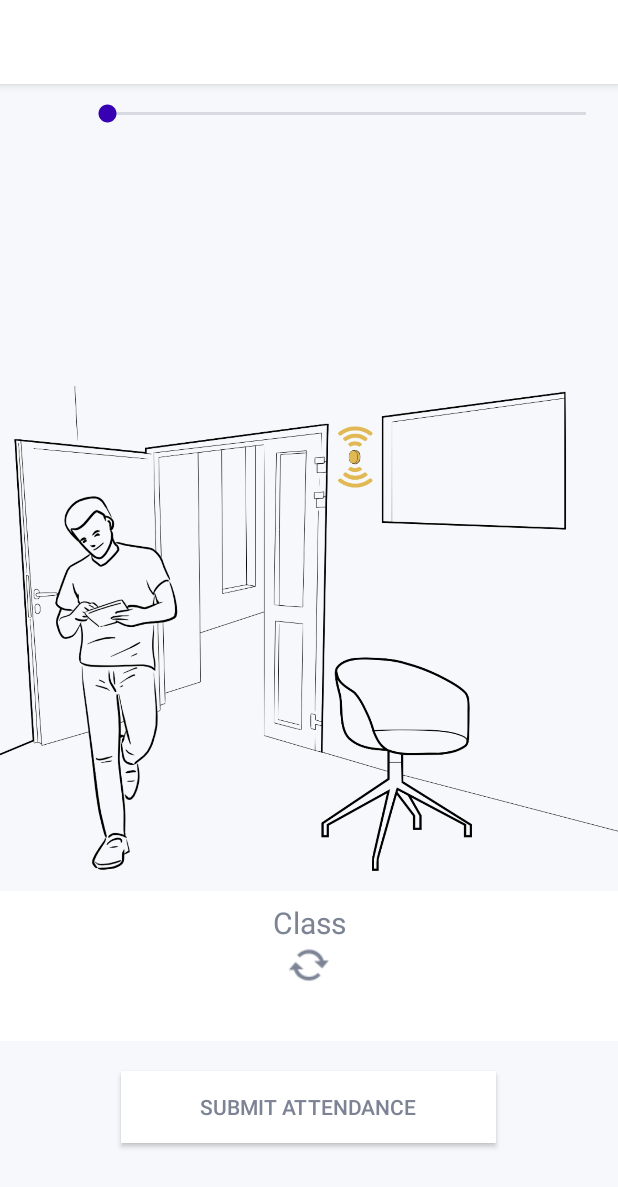
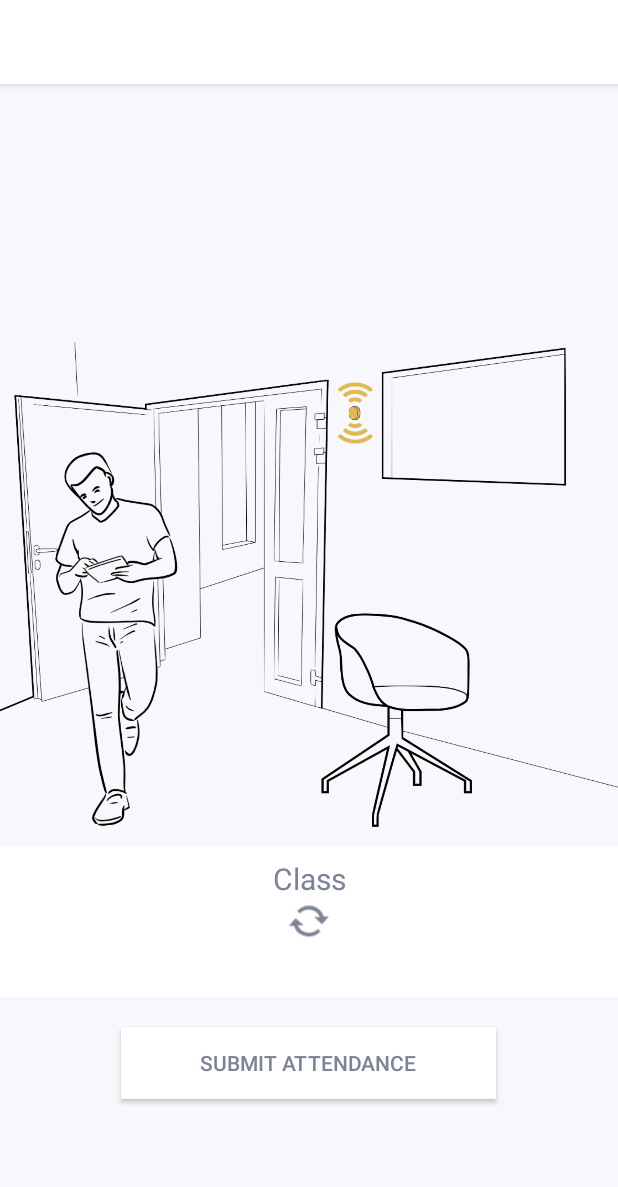
Before and after one commit to ManalNawar/AverosAndroidAttendance, an Android app: the layout activity_main.xml on its own in the app's theme, with its tools: preview values and no code run, on a phone screen of 412 x 824 dp. Shown: the top 1187 px of the screen. Run offline under Robolectric (Android 15) with nearby library versions, the phone set to English and light mode, and no system bars.

Commit message:
update
update

```diff
--- a/app/src/main/AndroidManifest.xml
+++ b/app/src/main/AndroidManifest.xml
@@ -4,13 +4,13 @@
     <uses-permission android:name="android.permission.INTERNET"/>
     <uses-permission android:name="android.permission.ACCESS_NETWORK_STATE" />
 
-    <uses-permission android:name="android.permission.ACCESS_COARSE_LOCATION" />
-    <uses-permission android:name="android.permission.ACCESS_FINE_LOCATION" />
+<!--    <uses-permission android:name="android.permission.ACCESS_COARSE_LOCATION" />-->
+<!--    <uses-permission android:name="android.permission.ACCESS_FINE_LOCATION" />-->
 
     <application
         android:allowBackup="true"
         android:icon="@mipmap/ic_launcher"
-        android:label="@string/app_name"
+        android:label="Students Attendance"
         android:roundIcon="@mipmap/ic_launcher_round"
         android:supportsRtl="true"
         android:theme="@style/AppTheme.NoActionBar">
--- a/app/src/main/res/layout/activity_main.xml
+++ b/app/src/main/res/layout/activity_main.xml
@@ -45,36 +45,36 @@
 <!--&lt;!&ndash;            android:entries="@array/scan_array" />&ndash;&gt;-->
 <!--    </RelativeLayout>-->
 
-    <LinearLayout
-        android:layout_width="match_parent"
-        android:layout_height="wrap_content"
-        android:gravity="center"
-        android:id="@+id/RSSILayout"
-        android:layout_marginTop="10dp"
-        android:orientation="horizontal" >
+<!--    <LinearLayout-->
+<!--        android:layout_width="match_parent"-->
+<!--        android:layout_height="wrap_content"-->
+<!--        android:gravity="center"-->
+<!--        android:id="@+id/RSSILayout"-->
+<!--        android:layout_marginTop="10dp"-->
+<!--        android:orientation="horizontal" >-->
 
-        <TextView
-            android:layout_width="wrap_content"
-            android:layout_height="wrap_content"
-            android:visibility="invisible"
-            android:text="Min RSSI"/>
+<!--        <TextView-->
+<!--            android:layout_width="wrap_content"-->
+<!--            android:layout_height="wrap_content"-->
+<!--            android:visibility="invisible"-->
+<!--            android:text="Min RSSI"/>-->
 
-        <SeekBar
-            android:id="@+id/seekBarrssi"
-            android:layout_width="0dp"
-            android:layout_height="wrap_content"
-            android:layout_weight="1"
-            android:progressBackgroundTint="@color/text_color"
-            android:progressTint="@color/colorPrimary"
-            android:thumbTint="@color/colorPrimaryDark"
-            android:visibility="visible" />
+<!--        <SeekBar-->
+<!--            android:id="@+id/seekBarrssi"-->
+<!--            android:layout_width="0dp"-->
+<!--            android:layout_height="wrap_content"-->
+<!--            android:layout_weight="1"-->
+<!--            android:progressBackgroundTint="@color/text_color"-->
+<!--            android:progressTint="@color/colorPrimary"-->
+<!--            android:thumbTint="@color/colorPrimaryDark"-->
+<!--            android:visibility="visible" />-->
 
-        <TextView
-            android:id="@+id/seekbar_rssivalue"
-            android:layout_width="wrap_content"
-            android:layout_height="wrap_content"
-            android:layout_marginStart="5dp" />
-    </LinearLayout>
+<!--        <TextView-->
+<!--            android:id="@+id/seekbar_rssivalue"-->
+<!--            android:layout_width="wrap_content"-->
+<!--            android:layout_height="wrap_content"-->
+<!--            android:layout_marginStart="5dp" />-->
+<!--    </LinearLayout>-->
 
 
     <TextView
```
Also changed, not shown: app/build.gradle (+33 -5 lines), app/src/main/java/com/averos/als/positioningdemo/LoginActivity.java (+18 -20 lines), app/src/main/java/com/averos/als/positioningdemo/MainActivity.java (+24 -23 lines), 6 other files.
